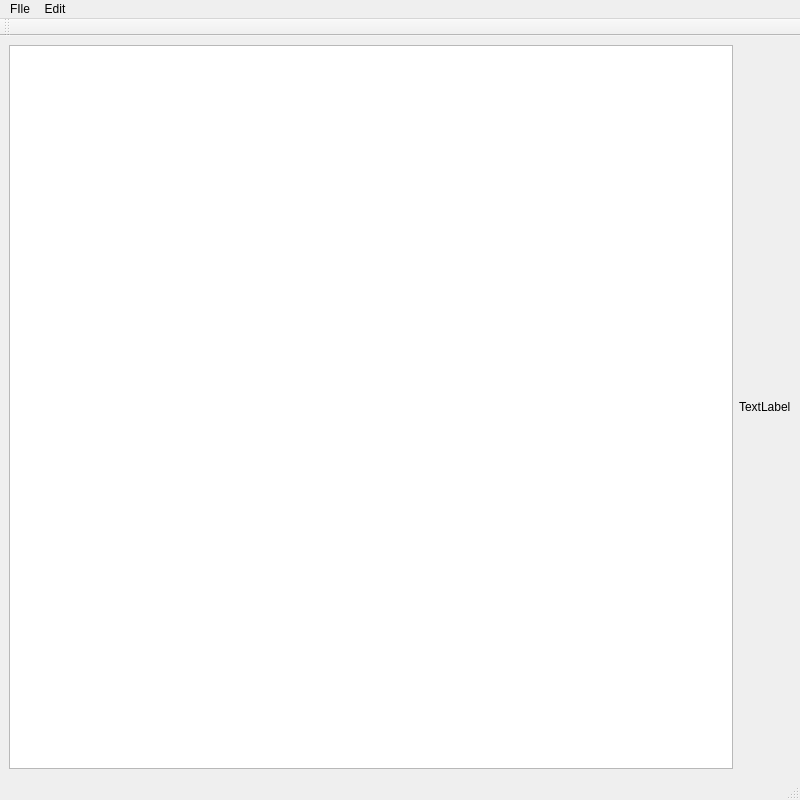
First picture: the form in mainwindow.ui, repository remsto/projet_IN204, before the edit.
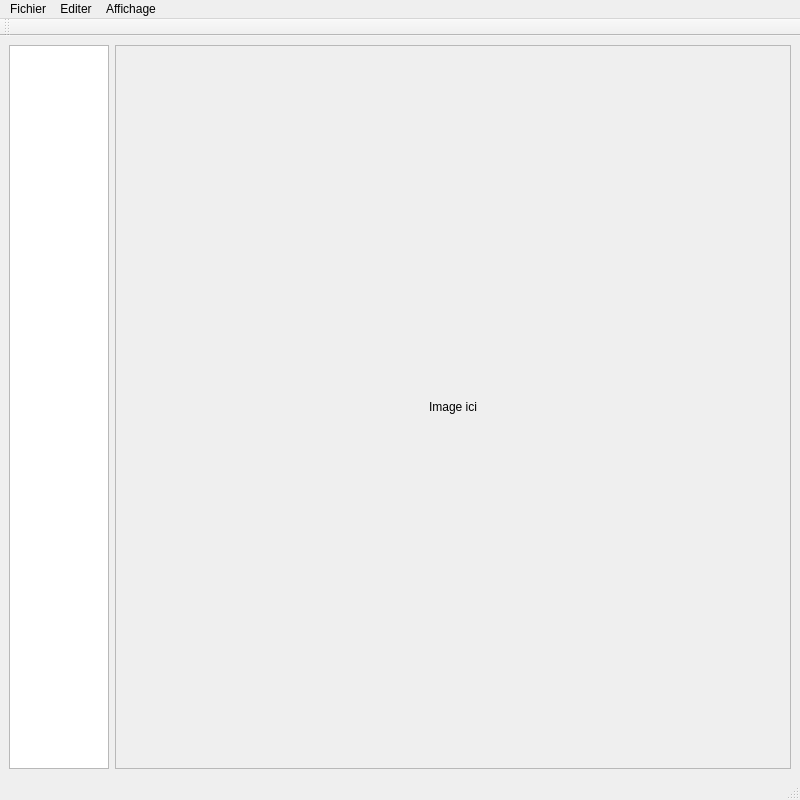
Second picture: the form after the edit. Icons and pictures are not drawn. Custom widgets are drawn as their Qt base class.

Commit message: added open function (sorting files)

```diff
--- a/mainwindow.ui
+++ b/mainwindow.ui
@@ -10,22 +10,120 @@
     <height>800</height>
    </rect>
   </property>
+  <property name="sizePolicy">
+   <sizepolicy hsizetype="Fixed" vsizetype="Fixed">
+    <horstretch>0</horstretch>
+    <verstretch>0</verstretch>
+   </sizepolicy>
+  </property>
   <property name="windowTitle">
    <string>MainWindow</string>
   </property>
   <widget class="QWidget" name="centralwidget">
-   <layout class="QHBoxLayout" name="horizontalLayout">
+   <property name="sizePolicy">
+    <sizepolicy hsizetype="Preferred" vsizetype="Preferred">
+     <horstretch>0</horstretch>
+     <verstretch>0</verstretch>
+    </sizepolicy>
+   </property>
+   <layout class="QHBoxLayout" name="horizontalLayout" stretch="0,0">
+    <property name="sizeConstraint">
+     <enum>QLayout::SetDefaultConstraint</enum>
+    </property>
     <item>
-     <widget class="QListWidget" name="listWidget"/>
-    </item>
-    <item>
-     <widget class="ImageDisplayer" name="label">
-      <property name="mouseTracking">
+     <widget class="QListWidget" name="listWidget">
+      <property name="sizePolicy">
+       <sizepolicy hsizetype="Preferred" vsizetype="Preferred">
+        <horstretch>0</horstretch>
+        <verstretch>0</verstretch>
+       </sizepolicy>
+      </property>
+      <property name="minimumSize">
+       <size>
+        <width>100</width>
+        <height>721</height>
+       </size>
+      </property>
+      <property name="maximumSize">
+       <size>
+        <width>100</width>
+        <height>16777215</height>
+       </size>
+      </property>
+      <property name="iconSize">
+       <size>
+        <width>75</width>
+        <height>100</height>
+       </size>
+      </property>
+      <property name="textElideMode">
+       <enum>Qt::ElideLeft</enum>
+      </property>
+      <property name="layoutMode">
+       <enum>QListView::Batched</enum>
+      </property>
+      <property name="viewMode">
+       <enum>QListView::IconMode</enum>
+      </property>
+      <property name="sortingEnabled">
        <bool>false</bool>
       </property>
-      <property name="text">
-       <string>TextLabel</string>
+     </widget>
+    </item>
+    <item>
+     <widget class="QScrollArea" name="scrollArea">
+      <property name="widgetResizable">
+       <bool>true</bool>
       </property>
+      <property name="alignment">
+       <set>Qt::AlignLeading|Qt::AlignLeft|Qt::AlignVCenter</set>
+      </property>
+      <widget class="QWidget" name="scrollAreaWidgetContents">
+       <property name="geometry">
+        <rect>
+         <x>0</x>
+         <y>0</y>
+         <width>674</width>
+         <height>719</height>
+        </rect>
+       </property>
+       <property name="layoutDirection">
+        <enum>Qt::LeftToRight</enum>
+       </property>
+       <layout class="QHBoxLayout" name="horizontalLayout_2">
+        <item>
+         <widget class="ImageDisplayer" name="label">
+          <property name="enabled">
+           <bool>true</bool>
+          </property>
+          <property name="sizePolicy">
+           <sizepolicy hsizetype="Maximum" vsizetype="Maximum">
+            <horstretch>0</horstretch>
+            <verstretch>0</verstretch>
+           </sizepolicy>
+          </property>
+          <property name="minimumSize">
+           <size>
+            <width>0</width>
+            <height>0</height>
+           </size>
+          </property>
+          <property name="mouseTracking">
+           <bool>false</bool>
+          </property>
+          <property name="text">
+           <string>Image ici</string>
+          </property>
+          <property name="scaledContents">
+           <bool>true</bool>
+          </property>
+          <property name="alignment">
+           <set>Qt::AlignCenter</set>
+          </property>
+         </widget>
+        </item>
+       </layout>
+      </widget>
      </widget>
     </item>
    </layout>
@@ -41,17 +139,25 @@
    </property>
    <widget class="QMenu" name="menuFIle">
     <property name="title">
-     <string>FIle</string>
+     <string>Fichier</string>
     </property>
     <addaction name="actionOpen"/>
    </widget>
    <widget class="QMenu" name="menuEdit">
     <property name="title">
-     <string>Edit</string>
+     <string>Editer</string>
     </property>
    </widget>
+   <widget class="QMenu" name="menuAffichage">
+    <property name="title">
+     <string>Affichage</string>
+    </property>
+    <addaction name="actionZoomer"/>
+    <addaction name="actionDezoomer"/>
+   </widget>
    <addaction name="menuFIle"/>
    <addaction name="menuEdit"/>
+   <addaction name="menuAffichage"/>
   </widget>
   <widget class="QStatusBar" name="statusbar"/>
   <widget class="QToolBar" name="toolBar">
```
Left out of the diff: 19 changed lines with no effect on the pictures. The commit also changes 8 other files.
